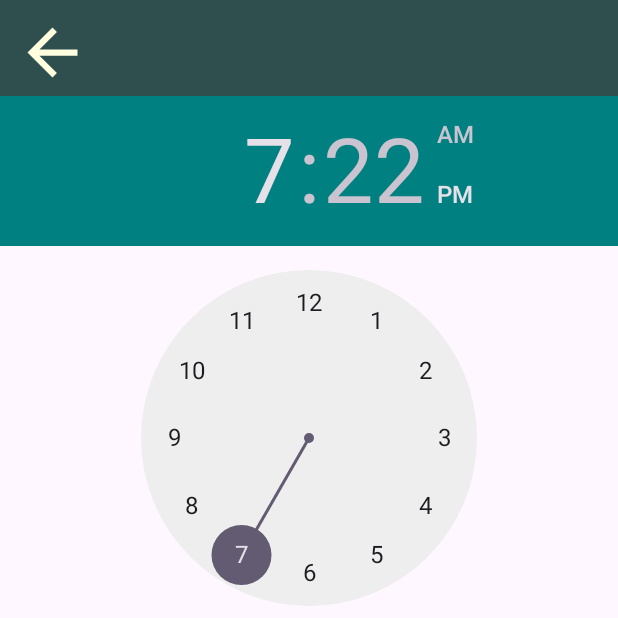
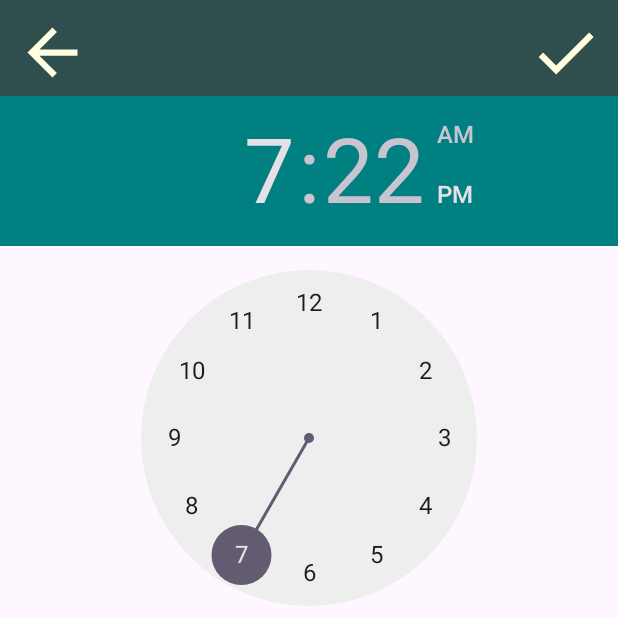
Before and after one commit to t-haruki122/Powerful_Alarm, an Android app: the AlarmSettings screen opened directly, with no data from a screen before it, on a phone screen of 412 x 824 dp, the top half of it. Run offline under Robolectric (Android 15) with nearby library versions, the phone set to English and light mode, and no system bars.

Commit message:
Second time yuuki3

```diff
--- /dev/null
+++ b/app/src/main/res/drawable/check_1.xml
@@ -0,0 +1,5 @@
+<vector xmlns:android="http://schemas.android.com/apk/res/android" android:height="24dp" android:tint="#FFFFE0" android:viewportHeight="24" android:viewportWidth="24" android:width="24dp">
+
+    <path android:fillColor="@android:color/white" android:pathData="M9,16.17L4.83,12l-1.42,1.41L9,19 21,7l-1.41,-1.41z"/>
+
+</vector>
--- a/app/src/main/res/layout/activity_alarm_settings.xml
+++ b/app/src/main/res/layout/activity_alarm_settings.xml
@@ -19,6 +19,17 @@
         app:layout_constraintTop_toTopOf="parent"
         app:layout_constraintStart_toStartOf="parent">
     </ImageView>
+
+    <ImageView
+        android:id="@+id/save"
+        android:layout_width="60sp"
+        android:layout_height="60sp"
+        android:paddingTop="10sp"
+        android:paddingRight="10sp"
+        android:translationZ="10dp"
+        app:srcCompat="@drawable/check_1"
+        app:layout_constraintTop_toTopOf="parent"
+        app:layout_constraintEnd_toEndOf="parent"/>
 
     <androidx.appcompat.widget.Toolbar
         android:id="@+id/toolbarInput"
@@ -92,4 +103,5 @@
         app:layout_constraintVertical_bias="0.5"
         app:layout_constraintStart_toStartOf="parent"/>
 
+
 </androidx.constraintlayout.widget.ConstraintLayout>
```
Also changed, not shown: app/src/main/java/jp/ac/meijou/android/powerful_alarm/AlarmSettings.java (+10 -2 lines), app/src/main/res/values/strings.xml (+8 -0 lines).
